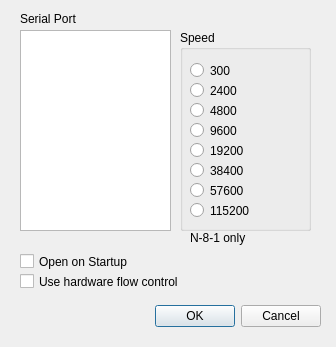
Qt form config.ui (bleverett/qst) before a commit.
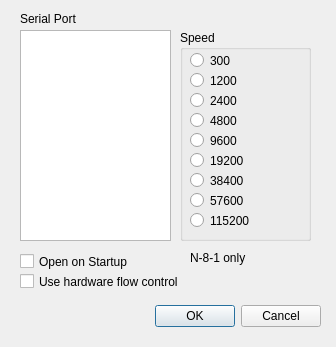
The same form after that commit.

Commit message: Allow 1200 baud.

```diff
--- a/config.ui
+++ b/config.ui
@@ -48,7 +48,7 @@
      <x>180</x>
      <y>30</y>
      <width>131</width>
-     <height>201</height>
+     <height>211</height>
     </rect>
    </property>
    <property name="title">
@@ -58,7 +58,7 @@
     <property name="geometry">
      <rect>
       <x>10</x>
-      <y>30</y>
+      <y>20</y>
       <width>114</width>
       <height>21</height>
      </rect>
@@ -71,7 +71,7 @@
     <property name="geometry">
      <rect>
       <x>10</x>
-      <y>50</y>
+      <y>60</y>
       <width>114</width>
       <height>21</height>
      </rect>
@@ -84,7 +84,7 @@
     <property name="geometry">
      <rect>
       <x>10</x>
-      <y>70</y>
+      <y>80</y>
       <width>114</width>
       <height>21</height>
      </rect>
@@ -97,7 +97,7 @@
     <property name="geometry">
      <rect>
       <x>10</x>
-      <y>90</y>
+      <y>100</y>
       <width>114</width>
       <height>21</height>
      </rect>
@@ -110,7 +110,7 @@
     <property name="geometry">
      <rect>
       <x>10</x>
-      <y>110</y>
+      <y>120</y>
       <width>114</width>
       <height>21</height>
      </rect>
@@ -123,7 +123,7 @@
     <property name="geometry">
      <rect>
       <x>10</x>
-      <y>130</y>
+      <y>140</y>
       <width>114</width>
       <height>21</height>
      </rect>
@@ -136,7 +136,7 @@
     <property name="geometry">
      <rect>
       <x>10</x>
-      <y>150</y>
+      <y>160</y>
       <width>114</width>
       <height>21</height>
      </rect>
@@ -149,7 +149,7 @@
     <property name="geometry">
      <rect>
       <x>10</x>
-      <y>170</y>
+      <y>180</y>
       <width>114</width>
       <height>21</height>
      </rect>
@@ -158,6 +158,19 @@
      <string>115200</string>
     </property>
    </widget>
+   <widget class="QRadioButton" name="rb1200">
+    <property name="geometry">
+     <rect>
+      <x>10</x>
+      <y>40</y>
+      <width>114</width>
+      <height>21</height>
+     </rect>
+    </property>
+    <property name="text">
+     <string>1200</string>
+    </property>
+   </widget>
   </widget>
   <widget class="QCheckBox" name="cbOpenStart">
    <property name="geometry">
@@ -191,7 +204,7 @@
      <x>20</x>
      <y>30</y>
      <width>151</width>
-     <height>201</height>
+     <height>211</height>
     </rect>
    </property>
   </widget>
@@ -199,7 +212,7 @@
    <property name="geometry">
     <rect>
      <x>190</x>
-     <y>230</y>
+     <y>250</y>
      <width>121</width>
      <height>16</height>
     </rect>
```
The commit also changes 2 other files.
